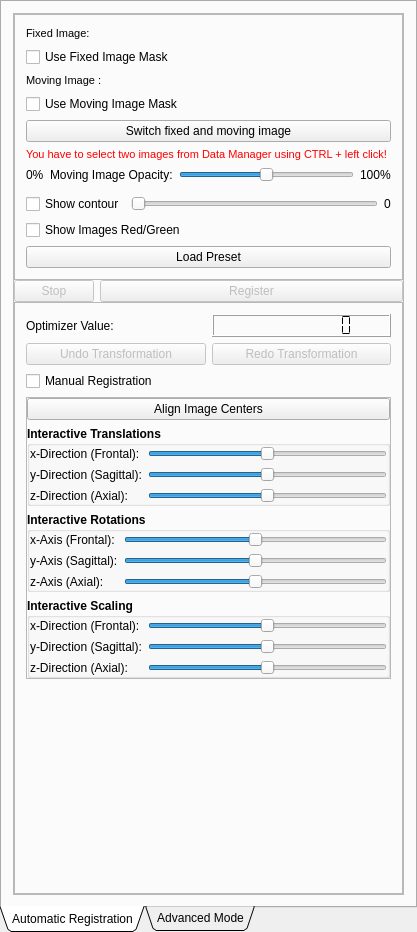
Old version of the form Plugins/org.mitk.gui.qt.registration/src/internal/QmitkRigidRegistrationViewControls.ui in the repository MITK/MITK.
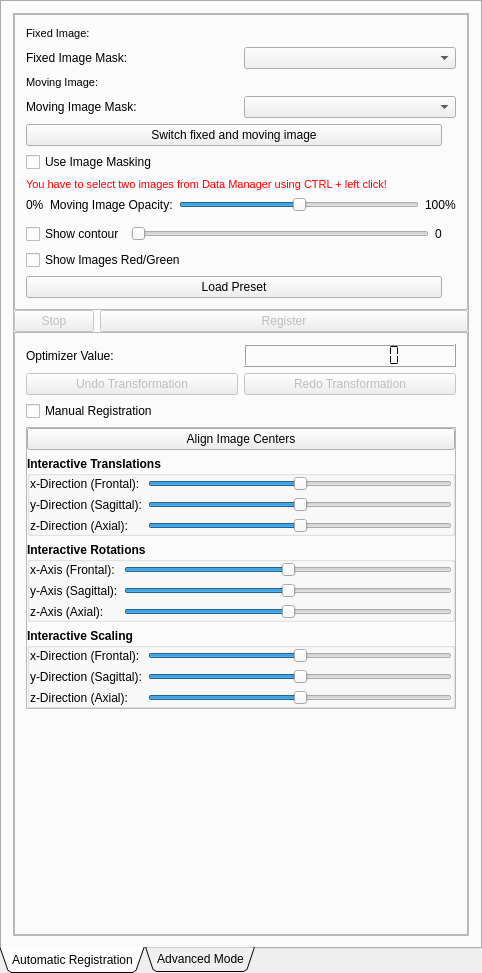
New version of the form. Icons and pictures are not drawn. Custom widgets are drawn as their Qt base class.

Commit message: Enhanced the masking option in the rigid registration view.

The edit to the form file:
```diff
--- a/Plugins/org.mitk.gui.qt.registration/src/internal/QmitkRigidRegistrationViewControls.ui
+++ b/Plugins/org.mitk.gui.qt.registration/src/internal/QmitkRigidRegistrationViewControls.ui
@@ -6,8 +6,8 @@
    <rect>
     <x>0</x>
     <y>0</y>
-    <width>417</width>
-    <height>932</height>
+    <width>482</width>
+    <height>973</height>
    </rect>
   </property>
   <property name="minimumSize">
@@ -68,12 +68,7 @@
             <property name="frameShadow">
              <enum>QFrame::Raised</enum>
             </property>
-            <layout class="QVBoxLayout" name="verticalLayout_7">
-             <item>
-              <layout class="QFormLayout" name="formLayout">
-               <property name="fieldGrowthPolicy">
-                <enum>QFormLayout::AllNonFixedFieldsGrow</enum>
-               </property>
+            <layout class="QGridLayout" name="gridLayout">
                <item row="0" column="0">
                 <widget class="QLabel" name="m_FixedLabel">
                  <property name="font">
@@ -101,6 +96,20 @@
                  </property>
                 </widget>
                </item>
+             <item row="1" column="0" colspan="2">
+              <layout class="QHBoxLayout" name="horizontalLayout_6">
+               <item>
+                <widget class="QLabel" name="m_FixedMaskLB">
+                 <property name="text">
+                  <string>Fixed Image Mask:</string>
+                 </property>
+                </widget>
+               </item>
+               <item>
+                <widget class="QmitkDataStorageComboBox" name="m_FixedImageCB"/>
+               </item>
+              </layout>
+             </item>
                <item row="2" column="0">
                 <widget class="QLabel" name="m_MovingLabel">
                  <property name="font">
@@ -109,7 +118,7 @@
                   </font>
                  </property>
                  <property name="text">
-                  <string>Moving Image :</string>
+                <string>Moving Image:</string>
                  </property>
                 </widget>
                </item>
@@ -128,30 +137,35 @@
                  </property>
                 </widget>
                </item>
-               <item row="4" column="0" colspan="2">
+             <item row="3" column="0" colspan="2">
+              <layout class="QHBoxLayout" name="horizontalLayout_3">
+               <item>
+                <widget class="QLabel" name="m_MovingMaskLB">
+                 <property name="text">
+                  <string>Moving Image Mask:</string>
+                 </property>
+                </widget>
+               </item>
+               <item>
+                <widget class="QmitkDataStorageComboBox" name="m_MovingImageCB"/>
+               </item>
+              </layout>
+             </item>
+             <item row="4" column="0">
                 <widget class="QPushButton" name="m_SwitchImages">
                  <property name="text">
                   <string>Switch fixed and moving image</string>
                  </property>
                 </widget>
                </item>
-               <item row="1" column="0">
-                <widget class="QCheckBox" name="m_UseFixedImageMask">
+             <item row="5" column="0">
+              <widget class="QCheckBox" name="m_UseMaskingCB">
                  <property name="text">
-                  <string>Use Fixed Image Mask</string>
+                <string>Use Image Masking</string>
                  </property>
                 </widget>
                </item>
-               <item row="3" column="0">
-                <widget class="QCheckBox" name="m_UseMovingImageMask">
-                 <property name="text">
-                  <string>Use Moving Image Mask</string>
-                 </property>
-                </widget>
-               </item>
-              </layout>
-             </item>
-             <item>
+             <item row="6" column="0" colspan="2">
               <widget class="QLabel" name="m_StatusLabel">
                <property name="palette">
                 <palette>
@@ -257,7 +271,7 @@
                </property>
               </widget>
              </item>
-             <item>
+             <item row="7" column="0" colspan="2">
               <layout class="QHBoxLayout" name="_3">
                <item>
                 <widget class="QLabel" name="label">
@@ -307,7 +321,7 @@
              <item>
               <widget class="QmitkSliderNavigatorWidget" name="timeSlider" native="true"/>
              </item>
-             <item>
+             <item row="9" column="0">
               <layout class="QHBoxLayout" name="horizontalLayout">
                <item>
                 <widget class="QCheckBox" name="m_ShowContour">
@@ -335,7 +349,7 @@
                </item>
               </layout>
              </item>
-             <item>
+             <item row="10" column="0">
               <widget class="QCheckBox" name="m_ShowRedGreenValues">
                <property name="sizePolicy">
                 <sizepolicy hsizetype="Minimum" vsizetype="Fixed">
@@ -348,7 +362,7 @@
                </property>
               </widget>
              </item>
-             <item>
+             <item row="11" column="0">
               <layout class="QVBoxLayout" name="verticalLayout_3">
                <item>
                 <widget class="QPushButton" name="m_LoadRigidRegistrationParameter">
@@ -1018,6 +1032,11 @@
    <header location="global">QmitkSliderNavigatorWidget.h</header>
    <container>1</container>
   </customwidget>
+  <customwidget>
+   <class>QmitkDataStorageComboBox</class>
+   <extends>QComboBox</extends>
+   <header>QmitkDataStorageComboBox.h</header>
+  </customwidget>
  </customwidgets>
  <includes>
   <include location="local">mitkDataNode.h</include>
```
Left out of the diff: 2 changed lines with no effect on the pictures. Lines whose indentation alone changed are shown as unchanged. The commit also changes 3 other files.
